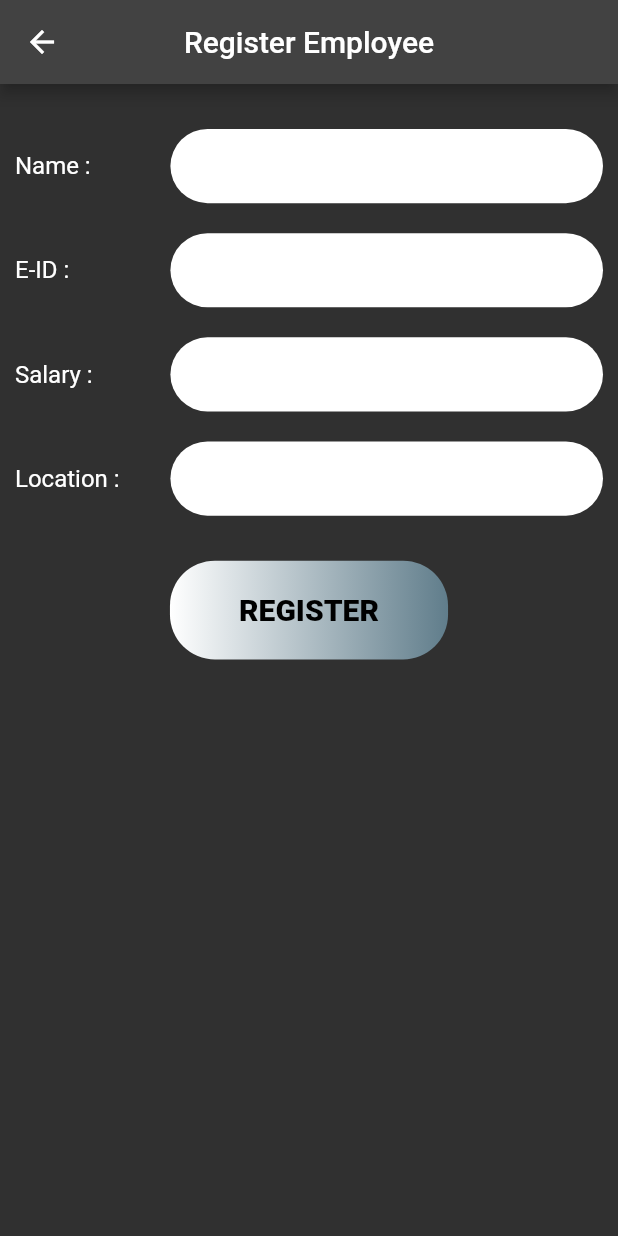
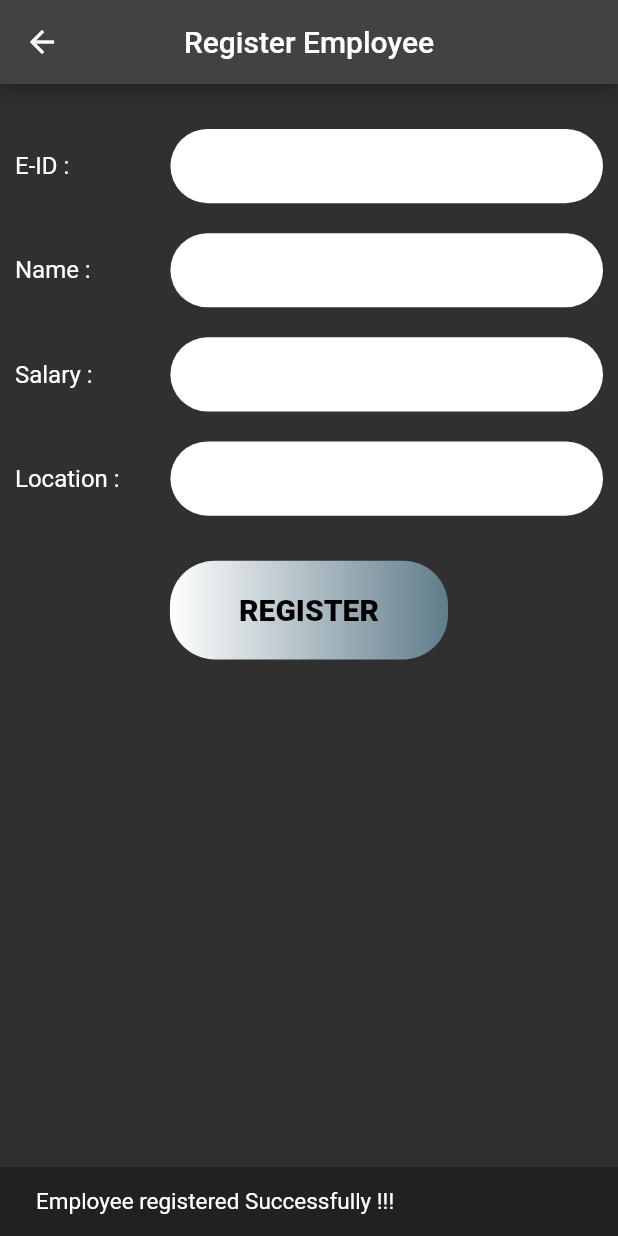
Before and after one commit to Uttkarsh-raj/Employees, a Flutter app: the EmployeeCreate screen opened directly, after a tap on "REGISTER", on a phone screen of 412 x 824 dp. Run offline on Flutter 3.47's test engine with Material 2 defaults, Android fonts, the phone set to English and light mode, and no system bars; missing offline and left inert: dart:ffi; network calls fail.

Commit message:
Hint text

```diff
--- a/flutter/employee/lib/screens/employee_create.dart
+++ b/flutter/employee/lib/screens/employee_create.dart
@@ -55,22 +55,24 @@ class _EmployeeCreateState extends State<EmployeeCreate> {
         title: const Text("Register Employee"),
       ),
       body: SingleChildScrollView(
-        child: Center(
-          child: Padding(
-            padding: const EdgeInsets.fromLTRB(10, 30, 10, 10),
+        child: Padding(
+          padding: const EdgeInsets.fromLTRB(10, 30, 10, 10),
+          child: Center(
             child: Column(
               crossAxisAlignment: CrossAxisAlignment.center,
               children: [
                 CustomTextBox(
-                  title: "Name",
-                  controller: nameController,
+                  title: "E-ID",
+                  controller: eIdController,
+                  hint: "244Ed21",
                 ),
                 SizedBox(
                   height: k,
                 ),
                 CustomTextBox(
-                  title: "E-ID",
-                  controller: eIdController,
+                  title: "Name",
+                  controller: nameController,
+                  hint: "John Doe",
                 ),
                 SizedBox(
                   height: k,
@@ -78,6 +80,7 @@ class _EmployeeCreateState extends State<EmployeeCreate> {
                 CustomTextBox(
                   title: "Salary",
                   controller: salaryController,
+                  hint: "\$200",
                 ),
                 SizedBox(
                   height: k,
@@ -85,6 +88,7 @@ class _EmployeeCreateState extends State<EmployeeCreate> {
                 CustomTextBox(
                   title: "Location",
                   controller: locationController,
+                  hint: "Berlin",
                 ),
                 const SizedBox(
                   height: 30,
@@ -98,10 +102,13 @@ class _EmployeeCreateState extends State<EmployeeCreate> {
                       ),
                       backgroundColor: Colors.grey[900],
                     );
-                    registerEmp(eIdController, nameController, salaryController,
-                        locationController);
-                    if (isemployee == true)
-                      ScaffoldMessenger.of(context).showSnackBar(snackbar);
+                    registerEmp(
+                      eIdController,
+                      nameController,
+                      salaryController,
+                      locationController,
+                    );
+                    ScaffoldMessenger.of(context).showSnackBar(snackbar);
                   },
                   child: const Center(
                     child: CustomButton(
--- a/flutter/employee/lib/screens/employee_delete.dart
+++ b/flutter/employee/lib/screens/employee_delete.dart
@@ -46,6 +46,7 @@ class _EmployeeDeleteState extends State<EmployeeDelete> {
               CustomTextBox(
                 title: "E-ID",
                 controller: eIdController,
+                hint: "244EF21",
               ),
               SizedBox(
                 height: k,
--- a/flutter/employee/lib/screens/employee_update.dart
+++ b/flutter/employee/lib/screens/employee_update.dart
@@ -62,15 +62,17 @@ class _EmployeeUpdateState extends State<EmployeeUpdate> {
               crossAxisAlignment: CrossAxisAlignment.center,
               children: [
                 CustomTextBox(
-                  title: "Name",
-                  controller: nameController,
+                  title: "E-ID",
+                  controller: eIdController,
+                  hint: "244Ed21",
                 ),
                 SizedBox(
                   height: k,
                 ),
                 CustomTextBox(
-                  title: "E-ID",
-                  controller: eIdController,
+                  title: "Name",
+                  controller: nameController,
+                  hint: "John Doe",
                 ),
                 SizedBox(
                   height: k,
@@ -78,6 +80,7 @@ class _EmployeeUpdateState extends State<EmployeeUpdate> {
                 CustomTextBox(
                   title: "Salary",
                   controller: salaryController,
+                  hint: "\$200",
                 ),
                 SizedBox(
                   height: k,
@@ -85,6 +88,7 @@ class _EmployeeUpdateState extends State<EmployeeUpdate> {
                 CustomTextBox(
                   title: "Location",
                   controller: locationController,
+                  hint: "Berlin",
                 ),
                 const SizedBox(
                   height: 30,
--- a/flutter/employee/lib/screens/get_emp_id.dart
+++ b/flutter/employee/lib/screens/get_emp_id.dart
@@ -48,6 +48,7 @@ class _EmployeeByIdState extends State<EmployeeById> {
               CustomTextBox(
                 title: "E-ID",
                 controller: eIdController,
+                hint: "124FR34",
               ),
               SizedBox(
                 height: k,
--- a/flutter/employee/lib/services/api_handler.dart
+++ b/flutter/employee/lib/services/api_handler.dart
@@ -48,16 +48,16 @@ class Api_Handler {
   static Future<EmployeeModel> registerEmployee({
     required String id,
     required String name,
+    required String salary,
     required String location,
-    required String salary,
   }) async {
     try {
       var uri = 'http://192.168.0.145:7070/';
       Map<String, String> mp = {
         "id": id,
         "name": name,
+        "salary": salary,
         "location": location,
-        "salary": salary,
       };
       String jsonEncoded = jsonEncode(mp);
       var res = await http.post(Uri.parse(uri), body: jsonEncoded);
@@ -80,8 +80,8 @@ class Api_Handler {
       Map<String, String> mp = {
         "id": id,
         "name": name,
+        "salary": salary,
         "location": location,
-        "salary": salary,
       };
       String jsonEncoded = jsonEncode(mp);
       var res = await http.put(Uri.parse(uri), body: jsonEncoded);
--- a/flutter/employee/lib/widgets/custom_text_box.dart
+++ b/flutter/employee/lib/widgets/custom_text_box.dart
@@ -5,14 +5,16 @@ class CustomTextBox extends StatelessWidget {
     super.key,
     required this.controller,
     required this.title,
+    required this.hint,
   });
   final TextEditingController controller;
   final String title;
+  final String hint;
   @override
   Widget build(BuildContext context) {
     Size size = MediaQuery.of(context).size;
     return Center(
-      child: Flexible(
+      child: SizedBox(
         child: Row(
           mainAxisAlignment: MainAxisAlignment.spaceBetween,
           children: [
@@ -40,7 +42,10 @@ class CustomTextBox extends StatelessWidget {
                 padding: const EdgeInsets.fromLTRB(13, 0, 0, 4),
                 child: TextField(
                   controller: controller,
-                  decoration: const InputDecoration(border: InputBorder.none),
+                  decoration: InputDecoration(
+                    border: InputBorder.none,
+                    hintText: hint,
+                  ),
                   style: const TextStyle(color: Colors.black, fontSize: 16),
                 ),
               ),
```
